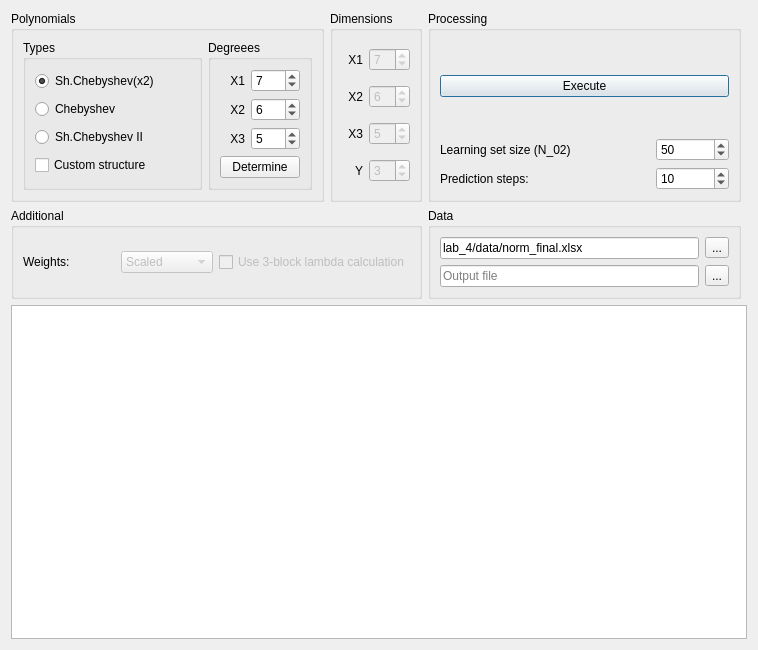
Above: lab_4/main_window.ui from fatvlady/sys-an-labs before the change. Below: the same form after it.
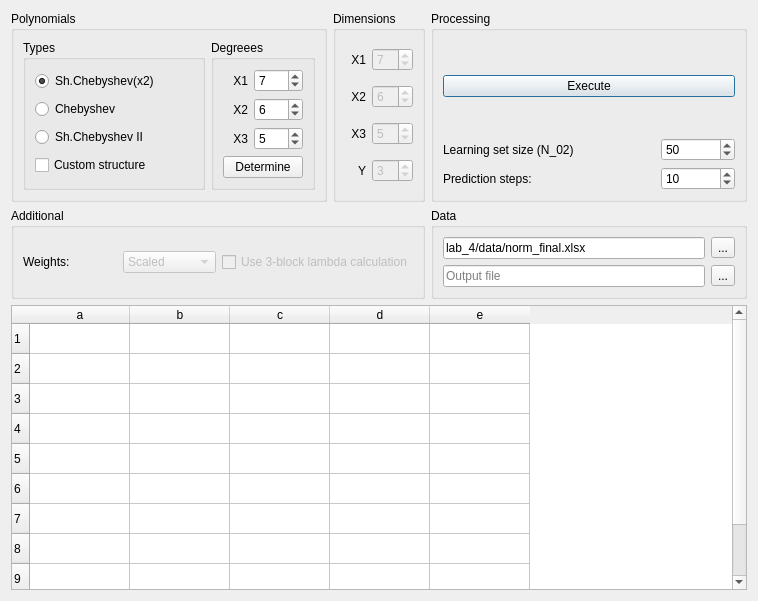
That is the form after the change.

```diff
--- a/lab_4/main_window.ui
+++ b/lab_4/main_window.ui
@@ -7,13 +7,13 @@
     <x>0</x>
     <y>0</y>
     <width>758</width>
-    <height>650</height>
+    <height>601</height>
    </rect>
   </property>
   <property name="windowTitle">
    <string>Form1</string>
   </property>
-  <layout class="QGridLayout" name="gridLayout_2" rowstretch="0,0,0" columnstretch="0,0,0,0">
+  <layout class="QGridLayout" name="gridLayout_2" rowstretch="0,0,0" columnstretch="0,0,0">
    <item row="0" column="0">
     <widget class="QGroupBox" name="groupBox_5">
      <property name="title">
@@ -329,19 +329,6 @@
      </layout>
     </widget>
    </item>
-   <item row="2" column="0" colspan="4">
-    <widget class="QTableView" name="tableView">
-     <property name="horizontalScrollBarPolicy">
-      <enum>Qt::ScrollBarAlwaysOff</enum>
-     </property>
-     <property name="editTriggers">
-      <set>QAbstractItemView::NoEditTriggers</set>
-     </property>
-     <property name="alternatingRowColors">
-      <bool>true</bool>
-     </property>
-    </widget>
-   </item>
    <item row="0" column="2">
     <widget class="QGroupBox" name="groupBox_6">
      <property name="title">
@@ -395,6 +382,51 @@
      </layout>
     </widget>
    </item>
+   <item row="2" column="0" colspan="3">
+    <widget class="QTableWidget" name="tableWidget">
+     <property name="rowCount">
+      <number>10</number>
+     </property>
+     <property name="columnCount">
+      <number>5</number>
+     </property>
+     <row/>
+     <row/>
+     <row/>
+     <row/>
+     <row/>
+     <row/>
+     <row/>
+     <row/>
+     <row/>
+     <row/>
+     <column>
+      <property name="text">
+       <string>a</string>
+      </property>
+     </column>
+     <column>
+      <property name="text">
+       <string>b</string>
+      </property>
+     </column>
+     <column>
+      <property name="text">
+       <string>c</string>
+      </property>
+     </column>
+     <column>
+      <property name="text">
+       <string>d</string>
+      </property>
+     </column>
+     <column>
+      <property name="text">
+       <string>e</string>
+      </property>
+     </column>
+    </widget>
+   </item>
   </layout>
  </widget>
  <tabstops>
```
